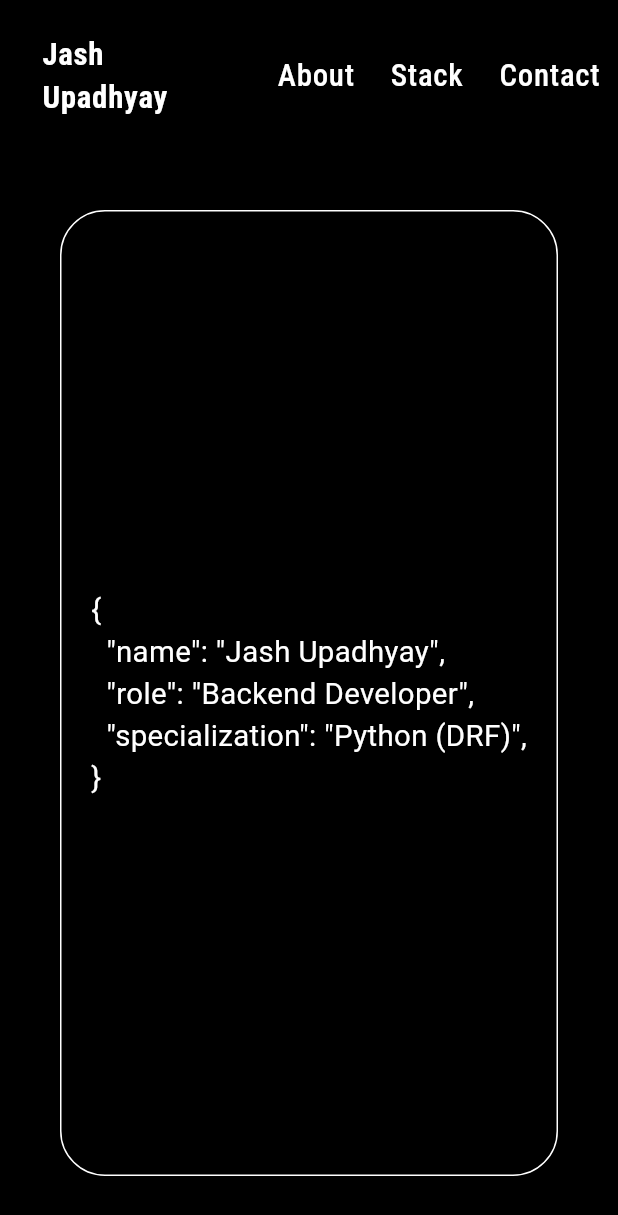
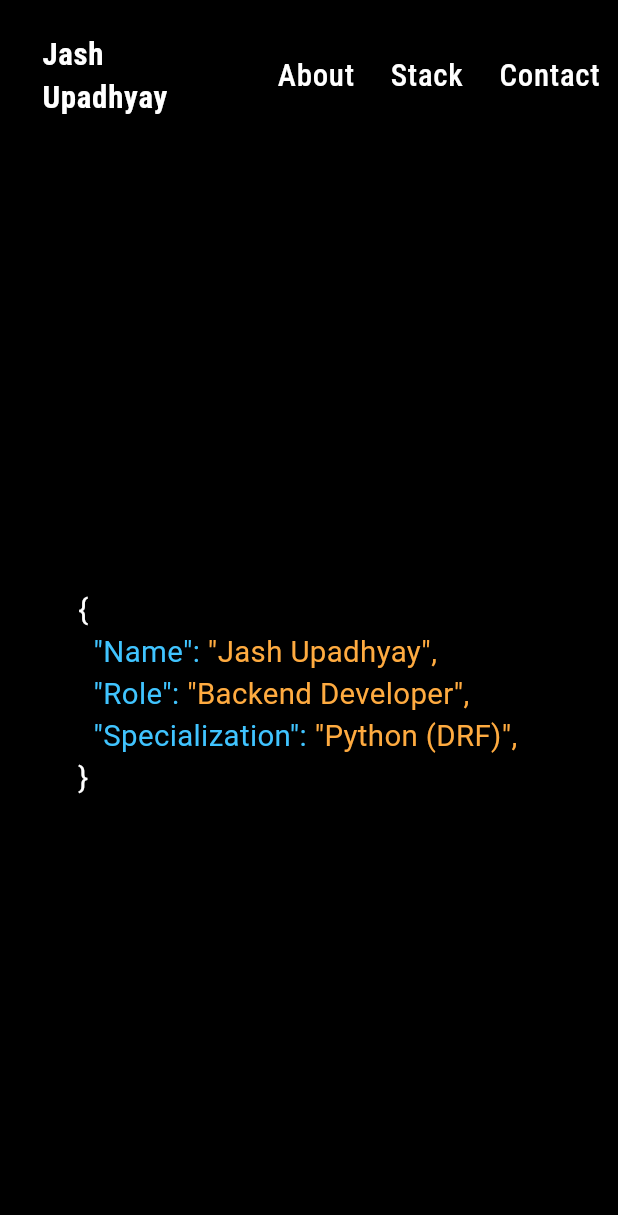
Before and after one commit to bitsbuild/flutter-resume, a Flutter app: the screen it shows after launch, on a phone screen of 412 x 824 dp. Shown: the top 1215 px of the screen. Run offline on Flutter 3.47's test engine with Material 3 defaults, Android fonts, the phone set to English and light mode, and no system bars; our stand-ins replace google_fonts.

Commit message:
HOME PAGE COMPLETED

```diff
--- a/resume/lib/main.dart
+++ b/resume/lib/main.dart
@@ -127,11 +127,7 @@
         child: Padding(
           padding: const EdgeInsets.all(40),
           child: Container(
-            decoration: BoxDecoration(
-              color: Colors.black,
-              border: Border.all(color: Colors.white),
-              borderRadius: BorderRadius.circular(30),
-            ),
+            decoration: BoxDecoration(color: Colors.black),
             child: Padding(padding: const EdgeInsets.all(12.0), child: wid),
           ),
         ),
--- a/resume/lib/pages/page_home.dart
+++ b/resume/lib/pages/page_home.dart
@@ -30,18 +30,64 @@ class _PageHomeState extends State<PageHome> {
               '{',
               style: TextStyle(color: Colors.white, fontSize: homeTextSize),
             ),
-            Text(
-              '  "name": "Jash Upadhyay",',
-              style: TextStyle(color: Colors.white, fontSize: homeTextSize),
+
+            Row(
+              children: [
+                Text(
+                  '  "Name": ',
+                  style: TextStyle(
+                    color: Colors.lightBlueAccent,
+                    fontSize: homeTextSize,
+                  ),
+                ),
+                Text(
+                  '"Jash Upadhyay",',
+                  style: TextStyle(
+                    color: Colors.orangeAccent,
+                    fontSize: homeTextSize,
+                  ),
+                ),
+              ],
             ),
-            Text(
-              '  "role": "Backend Developer",',
-              style: TextStyle(color: Colors.white, fontSize: homeTextSize),
+
+            Row(
+              children: [
+                Text(
+                  '  "Role": ',
+                  style: TextStyle(
+                    color: Colors.lightBlueAccent,
+                    fontSize: homeTextSize,
+                  ),
+                ),
+                Text(
+                  '"Backend Developer",',
+                  style: TextStyle(
+                    color: Colors.orangeAccent,
+                    fontSize: homeTextSize,
+                  ),
+                ),
+              ],
             ),
-            Text(
-              '  "specialization": "Python (DRF)",',
-              style: TextStyle(color: Colors.white, fontSize: homeTextSize),
+
+            Row(
+              children: [
+                Text(
+                  '  "Specialization": ',
+                  style: TextStyle(
+                    color: Colors.lightBlueAccent,
+                    fontSize: homeTextSize,
+                  ),
+                ),
+                Text(
+                  '"Python (DRF)",',
+                  style: TextStyle(
+                    color: Colors.orangeAccent,
+                    fontSize: homeTextSize,
+                  ),
+                ),
+              ],
             ),
+
             Text(
               '}',
               style: TextStyle(color: Colors.white, fontSize: homeTextSize),
```
